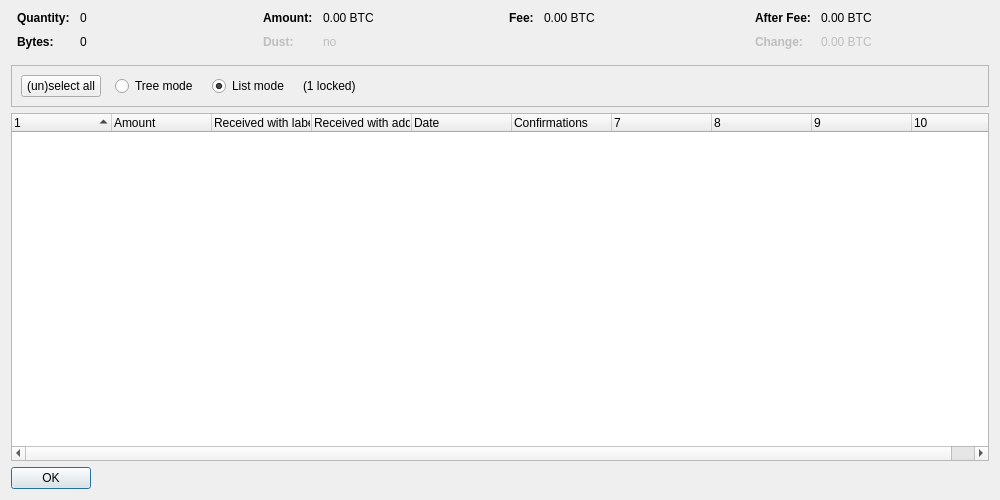
s-matthew-english/diff-test, file src/qt/forms/coincontroldialog.ui: the form before one commit.
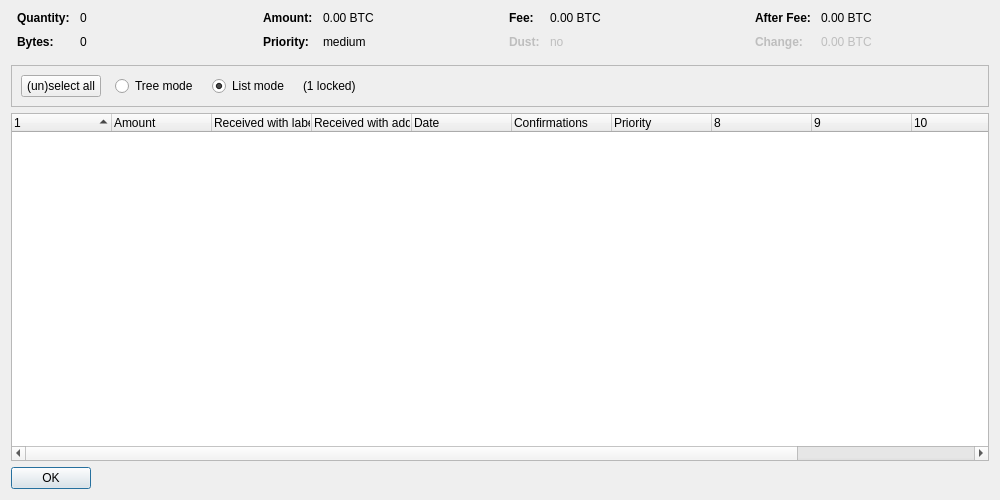
The form after the commit. Custom widgets are drawn as their Qt base class.

What changed in the file:
```diff
--- a/src/qt/forms/coincontroldialog.ui
+++ b/src/qt/forms/coincontroldialog.ui
@@ -140,10 +140,7 @@
         </widget>
        </item>
        <item row="1" column="0">
-        <widget class="QLabel" name="labelCoinControlLowOutputText">
-         <property name="enabled">
-          <bool>false</bool>
-         </property>
+        <widget class="QLabel" name="labelCoinControlPriorityText">
          <property name="font">
           <font>
            <weight>75</weight>
@@ -151,15 +148,12 @@
           </font>
          </property>
          <property name="text">
-          <string>Dust:</string>
+          <string>Priority:</string>
          </property>
         </widget>
        </item>
        <item row="1" column="1">
-        <widget class="QLabel" name="labelCoinControlLowOutput">
-         <property name="enabled">
-          <bool>false</bool>
-         </property>
+        <widget class="QLabel" name="labelCoinControlPriority">
          <property name="cursor">
           <cursorShape>IBeamCursor</cursorShape>
          </property>
@@ -167,7 +161,7 @@
           <enum>Qt::ActionsContextMenu</enum>
          </property>
          <property name="text">
-          <string notr="true">no</string>
+          <string notr="true">medium</string>
          </property>
          <property name="textInteractionFlags">
           <set>Qt::LinksAccessibleByMouse|Qt::TextSelectableByKeyboard|Qt::TextSelectableByMouse</set>
@@ -219,6 +213,41 @@
          </property>
         </widget>
        </item>
+       <item row="1" column="0">
+        <widget class="QLabel" name="labelCoinControlLowOutputText">
+         <property name="enabled">
+          <bool>false</bool>
+         </property>
+         <property name="font">
+          <font>
+           <weight>75</weight>
+           <bold>true</bold>
+          </font>
+         </property>
+         <property name="text">
+          <string>Dust:</string>
+         </property>
+        </widget>
+       </item>
+       <item row="1" column="1">
+        <widget class="QLabel" name="labelCoinControlLowOutput">
+         <property name="enabled">
+          <bool>false</bool>
+         </property>
+         <property name="cursor">
+          <cursorShape>IBeamCursor</cursorShape>
+         </property>
+         <property name="contextMenuPolicy">
+          <enum>Qt::ActionsContextMenu</enum>
+         </property>
+         <property name="text">
+          <string notr="true">no</string>
+         </property>
+         <property name="textInteractionFlags">
+          <set>Qt::LinksAccessibleByMouse|Qt::TextSelectableByKeyboard|Qt::TextSelectableByMouse</set>
+         </property>
+        </widget>
+       </item>
       </layout>
      </item>
      <item>
@@ -402,7 +431,7 @@
       <bool>false</bool>
      </property>
      <property name="columnCount">
-      <number>10</number>
+      <number>12</number>
      </property>
      <attribute name="headerShowSortIndicator" stdset="0">
       <bool>true</bool>
@@ -443,6 +472,16 @@
        <string>Confirmed</string>
       </property>
      </column>
+     <column>
+      <property name="text">
+       <string>Priority</string>
+      </property>
+     </column>
+     <column>
+      <property name="text">
+       <string/>
+      </property>
+     </column>
      <column>
       <property name="text">
        <string/>
```
